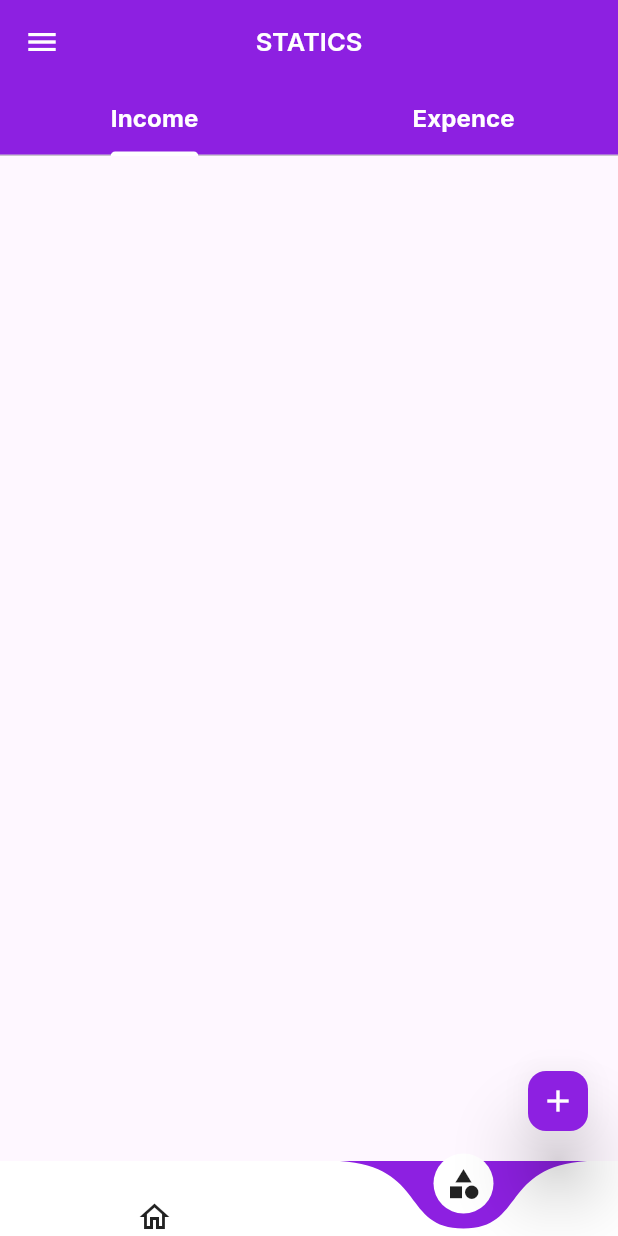
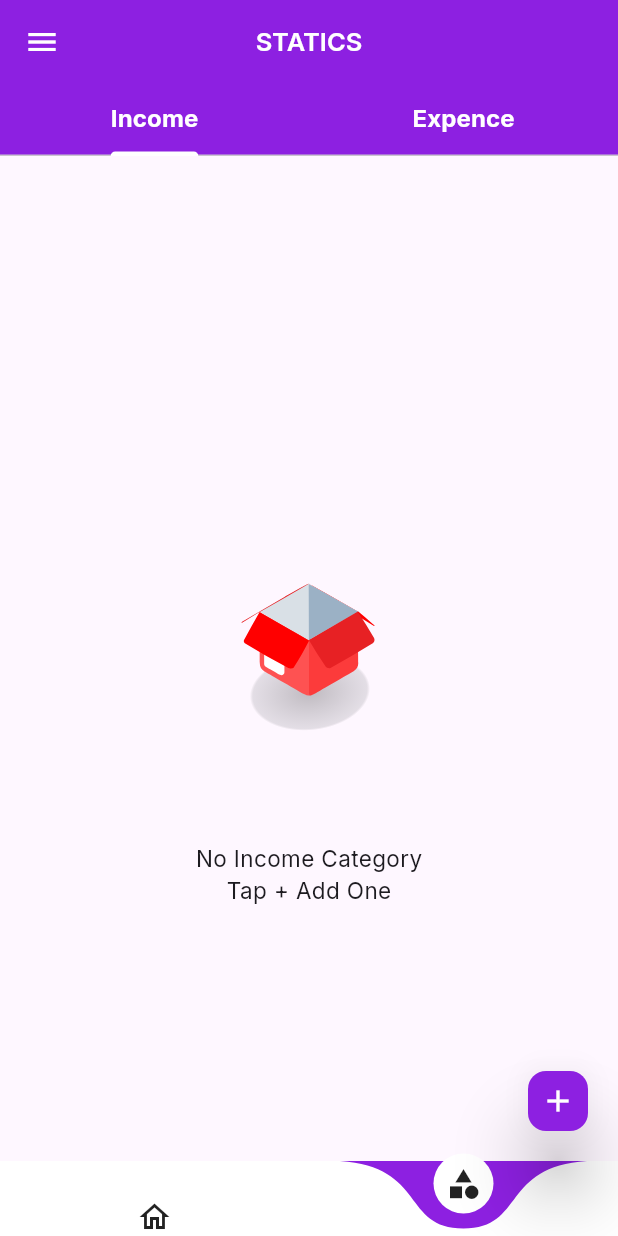
Before and after one commit to safvansafvan/Wallet-App, a Flutter app: the screen it shows after launch, item 2 of the bottom bar chosen, on a phone screen of 412 x 824 dp. Run offline on Flutter 3.47's test engine with Material 2 defaults, Android fonts, the phone set to English and light mode, and no system bars; drawn by our look-alikes of curved_navigation_bar; our stand-ins replace get, google_fonts, hive_flutter, lottie; accounts and stored records are empty.

Commit message:
modified empty pop

```diff
--- a/lib/view/category/tab_bar/income.dart
+++ b/lib/view/category/tab_bar/income.dart
@@ -1,7 +1,7 @@
 import 'package:flutter/material.dart';
-import 'package:lottie/lottie.dart';
 import 'package:money_management_app/controller/core/constant.dart';
 import 'package:money_management_app/db/category.dart';
+import 'package:money_management_app/view/widgets/empty_lottie.dart';
 import '../../../model/category_model.dart';
 
 class IncomeTabBar extends StatelessWidget {
@@ -9,18 +9,19 @@ class IncomeTabBar extends StatelessWidget {
 
   @override
   Widget build(BuildContext context) {
+    var screenSize = MediaQuery.of(context).size;
     return ValueListenableBuilder(
         valueListenable: CategoryDb().incomeCategoryListNotifier,
         builder: (context, List<CategoryModel> newList, _) {
+          if (CategoryDb.instance.incomeCategoryListNotifier.value.isEmpty) {
+            return emptyLottiePop(
+                messsage: 'No Income Category', screenSize: screenSize);
+          } else {
             return ListView.builder(
+                itemCount: newList.length,
                 itemBuilder: (context, index) {
                   final category = newList[index];
-              return (CategoryDb
-                      .instance.incomeCategoryListNotifier.value.isEmpty)
-                  ? Center(
-                      child: Lottie.asset('assets/animation/empty.json'),
-                    )
-                  : Padding(
+                  return Padding(
                     padding: const EdgeInsets.symmetric(vertical: 10),
                     child: Container(
                       height: 60,
@@ -53,9 +54,8 @@ class IncomeTabBar extends StatelessWidget {
                       ),
                     ),
                   );
-            },
-            itemCount: newList.length,
-          );
+                });
+          }
         });
   }
 }
--- a/lib/view/home/home_screen.dart
+++ b/lib/view/home/home_screen.dart
@@ -17,13 +17,12 @@ class MyHomeScreen extends StatelessWidget {
   @override
   Widget build(BuildContext context) {
     return Scaffold(
-      body: SafeArea(
-          child: ValueListenableBuilder(
+      body: ValueListenableBuilder(
         valueListenable: selectedIndex,
         builder: (context, updatedInd, _) {
           return pages[updatedInd];
         },
-      )),
+      ),
       drawer: const DrawerWidget(),
       bottomNavigationBar: const BottomNavigation(),
       floatingActionButton: FloatingActionButton.small(
--- a/lib/view/widgets/drawer/widget/drawer_tile.dart
+++ b/lib/view/widgets/drawer/widget/drawer_tile.dart
@@ -1,5 +1,6 @@
 import 'package:flutter/material.dart';
 import 'package:money_management_app/controller/core/constant.dart';
+import 'package:money_management_app/db/category.dart';
 
 class DrawerTileWidget extends StatelessWidget {
   const DrawerTileWidget({super.key, required this.icon, required this.text});
@@ -10,7 +11,7 @@ class DrawerTileWidget extends StatelessWidget {
     return GestureDetector(
       onTap: () async {
         if (text == 'Clear Datas') {
-          // await CategoryDb.instance.clearCategoryData();
+          await CategoryDb.instance.clearCategoryData();
         }
       },
       child: Container(
--- /dev/null
+++ b/lib/view/widgets/empty_lottie.dart
@@ -0,0 +1,23 @@
+import 'package:flutter/material.dart';
+import 'package:lottie/lottie.dart';
+import 'package:money_management_app/controller/core/constant.dart';
+
+Widget emptyLottiePop({required String messsage, required Size screenSize}) {
+  return Center(
+    child: Column(
+      mainAxisAlignment: MainAxisAlignment.center,
+      children: [
+        Lottie.asset('assets/animation/empty.json',
+            height: screenSize.height * 0.35, width: screenSize.width * 0.35),
+        Text(
+          messsage,
+          style: CustomFuction.style(fontWeight: FontWeight.w400, size: 15),
+        ),
+        Text(
+          'Tap + Add One',
+          style: CustomFuction.style(fontWeight: FontWeight.w400, size: 15),
+        )
+      ],
+    ),
+  );
+}
```
Also changed, not shown: lib/db/category.dart (+7 -7 lines), lib/view/category/tab_bar/expence.dart (+9 -9 lines). Lines whose indentation alone changed are shown as unchanged.
